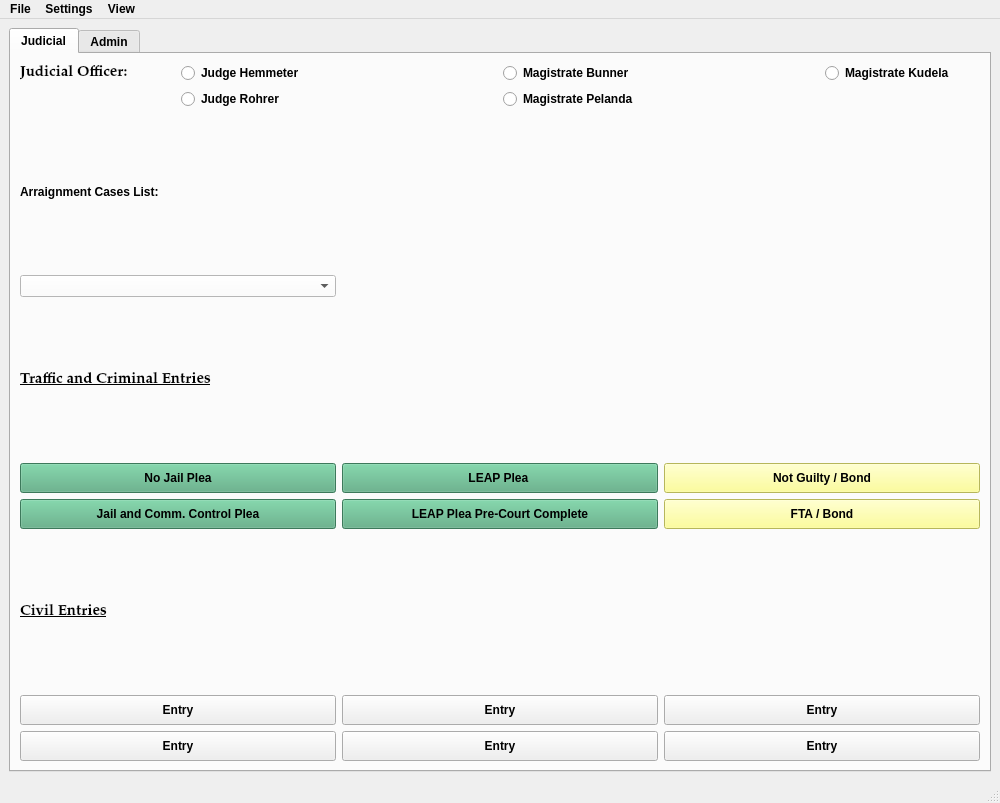
Above: views/ui/MainWindow.ui from HunterProgram22/MuniEntry before the change. Below: the same form after it.
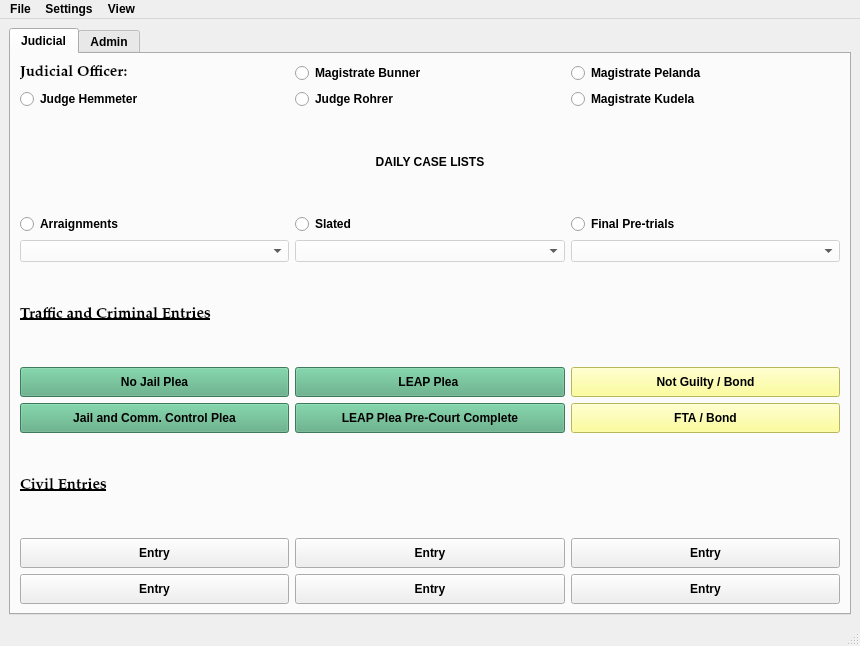
That is the form after the change.

Commit message: Added radio buttons for slated and final pretrial.

```diff
--- a/views/ui/MainWindow.ui
+++ b/views/ui/MainWindow.ui
@@ -6,8 +6,8 @@
    <rect>
     <x>0</x>
     <y>0</y>
-    <width>1000</width>
-    <height>803</height>
+    <width>860</width>
+    <height>646</height>
    </rect>
   </property>
   <property name="minimumSize">
@@ -46,23 +46,6 @@
         <string>Judicial</string>
        </attribute>
        <layout class="QGridLayout" name="gridLayout_2">
-        <item row="9" column="0">
-         <widget class="QLabel" name="label_4">
-          <property name="font">
-           <font>
-            <family>Palatino Linotype</family>
-            <pointsize>11</pointsize>
-            <weight>75</weight>
-            <italic>false</italic>
-            <bold>true</bold>
-            <underline>true</underline>
-           </font>
-          </property>
-          <property name="text">
-           <string>Civil Entries</string>
-          </property>
-         </widget>
-        </item>
         <item row="0" column="0">
          <widget class="QLabel" name="label">
           <property name="font">
@@ -79,66 +62,7 @@
           </property>
          </widget>
         </item>
-        <item row="0" column="5">
-         <widget class="QRadioButton" name="kudela_radioButton">
-          <property name="text">
-           <string>Magistrate Kudela</string>
-          </property>
-          <attribute name="buttonGroup">
-           <string notr="true">buttonGroup</string>
-          </attribute>
-         </widget>
-        </item>
-        <item row="10" column="0" colspan="2">
-         <widget class="QPushButton" name="FinalJudgmentEntryButton_11">
-          <property name="minimumSize">
-           <size>
-            <width>120</width>
-            <height>30</height>
-           </size>
-          </property>
-          <property name="text">
-           <string>Entry</string>
-          </property>
-         </widget>
-        </item>
-        <item row="1" column="3" colspan="2">
-         <widget class="QRadioButton" name="pelanda_radioButton">
-          <property name="text">
-           <string>Magistrate Pelanda</string>
-          </property>
-          <attribute name="buttonGroup">
-           <string notr="true">buttonGroup</string>
-          </attribute>
-         </widget>
-        </item>
-        <item row="6" column="0" colspan="2">
-         <widget class="QPushButton" name="NoJailPleaButton">
-          <property name="minimumSize">
-           <size>
-            <width>120</width>
-            <height>30</height>
-           </size>
-          </property>
-          <property name="styleSheet">
-           <string notr="true">background-color: rgb(85, 170, 127);</string>
-          </property>
-          <property name="text">
-           <string>No Jail Plea</string>
-          </property>
-         </widget>
-        </item>
-        <item row="0" column="3" colspan="2">
-         <widget class="QRadioButton" name="bunner_radioButton">
-          <property name="text">
-           <string>Magistrate Bunner</string>
-          </property>
-          <attribute name="buttonGroup">
-           <string notr="true">buttonGroup</string>
-          </attribute>
-         </widget>
-        </item>
-        <item row="1" column="1" colspan="2">
+        <item row="1" column="1">
          <widget class="QRadioButton" name="rohrer_radioButton">
           <property name="text">
            <string>Judge Rohrer</string>
@@ -148,14 +72,64 @@
           </attribute>
          </widget>
         </item>
-        <item row="2" column="0" colspan="2">
-         <widget class="QLabel" name="label_3">
+        <item row="3" column="0">
+         <widget class="QRadioButton" name="arraignments_radioButton">
           <property name="text">
-           <string>Arraignment Cases List:</string>
+           <string>Arraignments</string>
           </property>
          </widget>
         </item>
-        <item row="4" column="0" colspan="2">
+        <item row="3" column="1">
+         <widget class="QRadioButton" name="slated_radioButton">
+          <property name="text">
+           <string>Slated</string>
+          </property>
+          <attribute name="buttonGroup">
+           <string notr="true">buttonGroup_2</string>
+          </attribute>
+         </widget>
+        </item>
+        <item row="3" column="2">
+         <widget class="QRadioButton" name="final_pretrial_radioButton">
+          <property name="text">
+           <string>Final Pre-trials</string>
+          </property>
+          <attribute name="buttonGroup">
+           <string notr="true">buttonGroup_2</string>
+          </attribute>
+         </widget>
+        </item>
+        <item row="4" column="0">
+         <widget class="QComboBox" name="arraignment_cases_box">
+          <property name="enabled">
+           <bool>false</bool>
+          </property>
+          <property name="styleSheet">
+           <string notr="true">background-color: rgb(255, 255, 255);</string>
+          </property>
+         </widget>
+        </item>
+        <item row="4" column="1">
+         <widget class="QComboBox" name="slated_cases_box">
+          <property name="enabled">
+           <bool>false</bool>
+          </property>
+          <property name="styleSheet">
+           <string notr="true">background-color: rgb(255, 255, 255);</string>
+          </property>
+         </widget>
+        </item>
+        <item row="4" column="2">
+         <widget class="QComboBox" name="final_pretrial_cases_box">
+          <property name="enabled">
+           <bool>false</bool>
+          </property>
+          <property name="styleSheet">
+           <string notr="true">background-color: rgb(255, 255, 255);</string>
+          </property>
+         </widget>
+        </item>
+        <item row="5" column="0">
          <widget class="QLabel" name="label_2">
           <property name="font">
            <font>
@@ -172,7 +146,23 @@
           </property>
          </widget>
         </item>
-        <item row="6" column="2" colspan="2">
+        <item row="6" column="0">
+         <widget class="QPushButton" name="NoJailPleaButton">
+          <property name="minimumSize">
+           <size>
+            <width>120</width>
+            <height>30</height>
+           </size>
+          </property>
+          <property name="styleSheet">
+           <string notr="true">background-color: rgb(85, 170, 127);</string>
+          </property>
+          <property name="text">
+           <string>No Jail Plea</string>
+          </property>
+         </widget>
+        </item>
+        <item row="6" column="1">
          <widget class="QPushButton" name="LeapPleaLongButton">
           <property name="minimumSize">
            <size>
@@ -188,121 +178,7 @@
           </property>
          </widget>
         </item>
-        <item row="3" column="0" colspan="2">
-         <widget class="QComboBox" name="arraignment_cases_box">
-          <property name="styleSheet">
-           <string notr="true">background-color: rgb(255, 255, 255);</string>
-          </property>
-         </widget>
-        </item>
-        <item row="11" column="0" colspan="2">
-         <widget class="QPushButton" name="FinalJudgmentEntryButton_13">
-          <property name="minimumSize">
-           <size>
-            <width>120</width>
-            <height>30</height>
-           </size>
-          </property>
-          <property name="text">
-           <string>Entry</string>
-          </property>
-         </widget>
-        </item>
-        <item row="10" column="2" colspan="2">
-         <widget class="QPushButton" name="FinalJudgmentEntryButton_12">
-          <property name="minimumSize">
-           <size>
-            <width>120</width>
-            <height>30</height>
-           </size>
-          </property>
-          <property name="text">
-           <string>Entry</string>
-          </property>
-         </widget>
-        </item>
-        <item row="0" column="1" colspan="2">
-         <widget class="QRadioButton" name="hemmeter_radioButton">
-          <property name="text">
-           <string>Judge Hemmeter</string>
-          </property>
-          <attribute name="buttonGroup">
-           <string notr="true">buttonGroup</string>
-          </attribute>
-         </widget>
-        </item>
-        <item row="10" column="4" colspan="2">
-         <widget class="QPushButton" name="MinorMisdemeanorTrafficButton_3">
-          <property name="minimumSize">
-           <size>
-            <width>120</width>
-            <height>30</height>
-           </size>
-          </property>
-          <property name="text">
-           <string>Entry</string>
-          </property>
-         </widget>
-        </item>
-        <item row="11" column="2" colspan="2">
-         <widget class="QPushButton" name="FinalJudgmentEntryButton_14">
-          <property name="minimumSize">
-           <size>
-            <width>120</width>
-            <height>30</height>
-           </size>
-          </property>
-          <property name="text">
-           <string>Entry</string>
-          </property>
-         </widget>
-        </item>
-        <item row="11" column="4" colspan="2">
-         <widget class="QPushButton" name="FinalJudgmentEntryButton_15">
-          <property name="minimumSize">
-           <size>
-            <width>120</width>
-            <height>30</height>
-           </size>
-          </property>
-          <property name="text">
-           <string>Entry</string>
-          </property>
-         </widget>
-        </item>
-        <item row="7" column="2" colspan="2">
-         <widget class="QPushButton" name="LeapPleaShortButton">
-          <property name="minimumSize">
-           <size>
-            <width>120</width>
-            <height>30</height>
-           </size>
-          </property>
-          <property name="styleSheet">
-           <string notr="true">background-color: rgb(85, 170, 127);</string>
-          </property>
-          <property name="text">
-           <string>LEAP Plea Pre-Court Complete</string>
-          </property>
-         </widget>
-        </item>
-        <item row="7" column="0" colspan="2">
-         <widget class="QPushButton" name="JailCCButton">
-          <property name="minimumSize">
-           <size>
-            <width>120</width>
-            <height>30</height>
-           </size>
-          </property>
-          <property name="styleSheet">
-           <string notr="true">background-color: rgb(85, 170, 127);</string>
-          </property>
-          <property name="text">
-           <string>Jail and Comm. Control Plea</string>
-          </property>
-         </widget>
-        </item>
-        <item row="6" column="4" colspan="2">
+        <item row="6" column="2">
          <widget class="QPushButton" name="NotGuiltyBondButton">
           <property name="minimumSize">
            <size>
@@ -318,7 +194,39 @@
           </property>
          </widget>
         </item>
-        <item row="7" column="4" colspan="2">
+        <item row="7" column="0">
+         <widget class="QPushButton" name="JailCCButton">
+          <property name="minimumSize">
+           <size>
+            <width>120</width>
+            <height>30</height>
+           </size>
+          </property>
+          <property name="styleSheet">
+           <string notr="true">background-color: rgb(85, 170, 127);</string>
+          </property>
+          <property name="text">
+           <string>Jail and Comm. Control Plea</string>
+          </property>
+         </widget>
+        </item>
+        <item row="7" column="1">
+         <widget class="QPushButton" name="LeapPleaShortButton">
+          <property name="minimumSize">
+           <size>
+            <width>120</width>
+            <height>30</height>
+           </size>
+          </property>
+          <property name="styleSheet">
+           <string notr="true">background-color: rgb(85, 170, 127);</string>
+          </property>
+          <property name="text">
+           <string>LEAP Plea Pre-Court Complete</string>
+          </property>
+         </widget>
+        </item>
+        <item row="7" column="2">
          <widget class="QPushButton" name="FTABondButton">
           <property name="minimumSize">
            <size>
@@ -334,6 +242,151 @@
           </property>
          </widget>
         </item>
+        <item row="8" column="0">
+         <widget class="QLabel" name="label_4">
+          <property name="font">
+           <font>
+            <family>Palatino Linotype</family>
+            <pointsize>11</pointsize>
+            <weight>75</weight>
+            <italic>false</italic>
+            <bold>true</bold>
+            <underline>true</underline>
+           </font>
+          </property>
+          <property name="text">
+           <string>Civil Entries</string>
+          </property>
+         </widget>
+        </item>
+        <item row="9" column="0">
+         <widget class="QPushButton" name="FinalJudgmentEntryButton_11">
+          <property name="minimumSize">
+           <size>
+            <width>120</width>
+            <height>30</height>
+           </size>
+          </property>
+          <property name="text">
+           <string>Entry</string>
+          </property>
+         </widget>
+        </item>
+        <item row="9" column="1">
+         <widget class="QPushButton" name="FinalJudgmentEntryButton_12">
+          <property name="minimumSize">
+           <size>
+            <width>120</width>
+            <height>30</height>
+           </size>
+          </property>
+          <property name="text">
+           <string>Entry</string>
+          </property>
+         </widget>
+        </item>
+        <item row="9" column="2">
+         <widget class="QPushButton" name="MinorMisdemeanorTrafficButton_3">
+          <property name="minimumSize">
+           <size>
+            <width>120</width>
+            <height>30</height>
+           </size>
+          </property>
+          <property name="text">
+           <string>Entry</string>
+          </property>
+         </widget>
+        </item>
+        <item row="10" column="0">
+         <widget class="QPushButton" name="FinalJudgmentEntryButton_13">
+          <property name="minimumSize">
+           <size>
+            <width>120</width>
+            <height>30</height>
+           </size>
+          </property>
+          <property name="text">
+           <string>Entry</string>
+          </property>
+         </widget>
+        </item>
+        <item row="10" column="1">
+         <widget class="QPushButton" name="FinalJudgmentEntryButton_14">
+          <property name="minimumSize">
+           <size>
+            <width>120</width>
+            <height>30</height>
+           </size>
+          </property>
+          <property name="text">
+           <string>Entry</string>
+          </property>
+         </widget>
+        </item>
+        <item row="10" column="2">
+         <widget class="QPushButton" name="FinalJudgmentEntryButton_15">
+          <property name="minimumSize">
+           <size>
+            <width>120</width>
+            <height>30</height>
+           </size>
+          </property>
+          <property name="text">
+           <string>Entry</string>
+          </property>
+         </widget>
+        </item>
+        <item row="1" column="0">
+         <widget class="QRadioButton" name="hemmeter_radioButton">
+          <property name="text">
+           <string>Judge Hemmeter</string>
+          </property>
+          <attribute name="buttonGroup">
+           <string notr="true">buttonGroup</string>
+          </attribute>
+         </widget>
+        </item>
+        <item row="0" column="1">
+         <widget class="QRadioButton" name="bunner_radioButton">
+          <property name="text">
+           <string>Magistrate Bunner</string>
+          </property>
+          <attribute name="buttonGroup">
+           <string notr="true">buttonGroup</string>
+          </attribute>
+         </widget>
+        </item>
+        <item row="0" column="2">
+         <widget class="QRadioButton" name="pelanda_radioButton">
+          <property name="text">
+           <string>Magistrate Pelanda</string>
+          </property>
+          <attribute name="buttonGroup">
+           <string notr="true">buttonGroup</string>
+          </attribute>
+         </widget>
+        </item>
+        <item row="1" column="2">
+         <widget class="QRadioButton" name="kudela_radioButton">
+          <property name="text">
+           <string>Magistrate Kudela</string>
+          </property>
+          <attribute name="buttonGroup">
+           <string notr="true">buttonGroup</string>
+          </attribute>
+         </widget>
+        </item>
+        <item row="2" column="0" colspan="3">
+         <widget class="QLabel" name="label_3">
+          <property name="text">
+           <string>DAILY CASE LISTS</string>
+          </property>
+          <property name="alignment">
+           <set>Qt::AlignCenter</set>
+          </property>
+         </widget>
+        </item>
        </layout>
       </widget>
       <widget class="QWidget" name="tab_2">
@@ -479,7 +532,7 @@
     <rect>
      <x>0</x>
      <y>0</y>
-     <width>1000</width>
+     <width>860</width>
      <height>29</height>
     </rect>
    </property>
```
Left out of the diff: 4 changed lines with no effect on the pictures. The commit also changes 2 other files.
